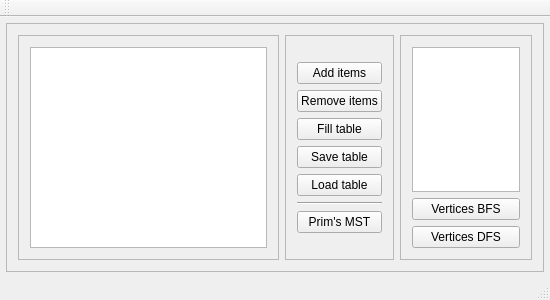
Qt form GraphTheoryLabs/mainwindow.ui (NikitaHrinko/GraphTheoryLabs) before a commit.
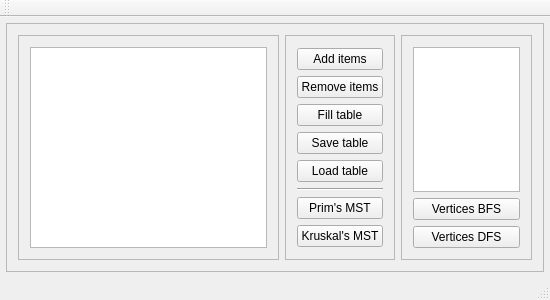
The same form after that commit.

```diff
--- a/GraphTheoryLabs/mainwindow.ui
+++ b/GraphTheoryLabs/mainwindow.ui
@@ -128,6 +128,13 @@
                 </property>
                </widget>
               </item>
+              <item>
+               <widget class="QPushButton" name="pushMSTKruskals">
+                <property name="text">
+                 <string>Kruskal's MST</string>
+                </property>
+               </widget>
+              </item>
              </layout>
             </item>
            </layout>
```
